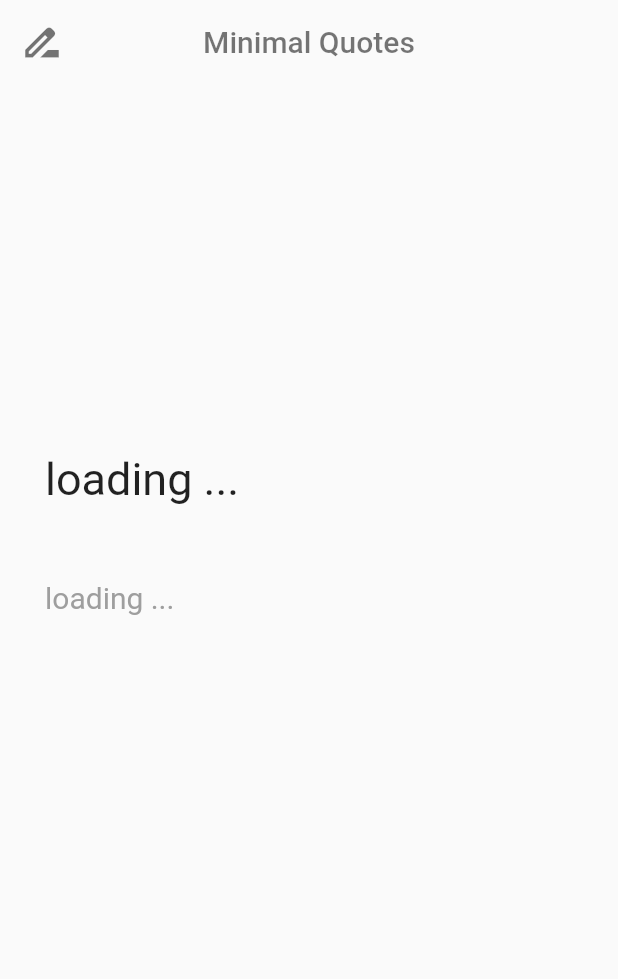
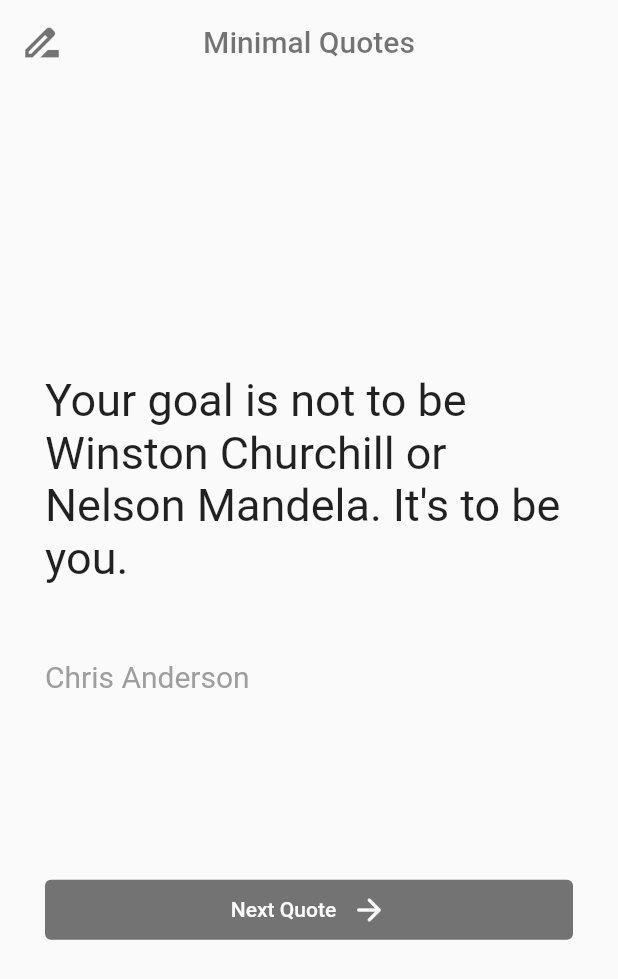
Before and after one commit to 0xV4L3NT1N3/teenedge-mobile-app-dev, a Flutter app: the screen it shows after launch, after a tap on "Next Quote", on a phone screen of 412 x 824 dp. Shown: the top 979 px of the screen. Run offline on Flutter 3.47's test engine with Material 2 defaults, Android fonts, the phone set to English and light mode, and no system bars; network calls fail.

Commit message:
Simplified final app

```diff
--- a/lib/main.dart
+++ b/lib/main.dart
@@ -10,31 +10,10 @@ class MyApp extends StatefulWidget {
 
 class _MyAppState extends State<MyApp> {
 
-  // variables holding quote and author data, set to loading... at first
+  // variables holding quote and author data, set to a sample at first
 
-  String quote = 'loading ...';
-  String author = 'loading ...';
-
-  // get quote API data, store the data above
-
-  void getQuote () async {
-    QuoteAPI newQuote = QuoteAPI();
-    Map data = await newQuote.getData();
-    setState(() {
-      quote = data["content"];
-      author = data["author"];
-    });
-  }
-
-  @override
-  void initState() {
-
-    // get quote on start
-
-    super.initState();
-    getQuote();
-
-  }
+  String quote = 'Your goal is not to be Winston Churchill or Nelson Mandela. It\'s to be you.';
+  String author = 'Chris Anderson';
 
   @override
   Widget build(BuildContext context) {
@@ -42,9 +21,11 @@ class _MyAppState extends State<MyApp> {
       debugShowCheckedModeBanner: false,
       home: Scaffold(
         appBar: AppBar(
-          leading: Icon(Icons.drive_file_rename_outline, size: 30, color: Colors.black54),
+          leading: Icon(Icons.drive_file_rename_outline,
+              size: 30, color: Colors.black54),
           centerTitle: true,
-          title: Text('Minimal Quotes', style: TextStyle(color: Colors.black54)),
+          title:
+              Text('Minimal Quotes', style: TextStyle(color: Colors.black54)),
           backgroundColor: Colors.grey[50],
           elevation: 0,
         ),
@@ -54,19 +35,29 @@ class _MyAppState extends State<MyApp> {
             mainAxisAlignment: MainAxisAlignment.center,
             crossAxisAlignment: CrossAxisAlignment.start,
             children: [
-              Text(quote,
-                  style: TextStyle(fontSize: 30)),
+              Text(quote, style: TextStyle(fontSize: 30)),
               SizedBox(height: 50),
-              Text(author,
-                  style: TextStyle(fontSize: 20, color: Colors.grey)),
+              Text(author, style: TextStyle(fontSize: 20, color: Colors.grey)),
               SizedBox(height: 120),
               Center(
                 child: TextButton(
-                  onPressed: () {},
+                  style: TextButton.styleFrom(backgroundColor: Colors.black54),
+                  onPressed: () async {
+
+                    // call the getData function, and update quote variables
+
+                    Map data = await getData();
+                    setState(() {
+                      quote = data["content"];
+                      author = data["author"];
+                    });
+
+                  },
                   child: Row(
                     mainAxisAlignment: MainAxisAlignment.center,
                     children: [
-                      Text('Next Quote', style: TextStyle(color: Colors.grey[50])),
+                      Text('Next Quote',
+                          style: TextStyle(color: Colors.grey[50])),
                       SizedBox(width: 10),
                       Icon(Icons.arrow_forward_rounded, color: Colors.grey[50]),
                     ],
--- a/lib/services/quote_api.dart
+++ b/lib/services/quote_api.dart
@@ -4,11 +4,10 @@ import 'dart:convert';
 // this function fetches data from the quote API and passes it to the main page
 // quote API used : https://github.com/lukePeavey/quotable
 
-class QuoteAPI {
-  Future<Map> getData () async {
-    Response response = await get(Uri.parse('https://api.quotable.io/random?maxLength=160'));
-    Map data = jsonDecode(response.body);
+Future<Map> getData() async {
+  Response response =
+      await get(Uri.parse('https://api.quotable.io/random?maxLength=160'));
+  Map data = jsonDecode(response.body);
 
-    return data;
-  }
+  return data;
 }
```
